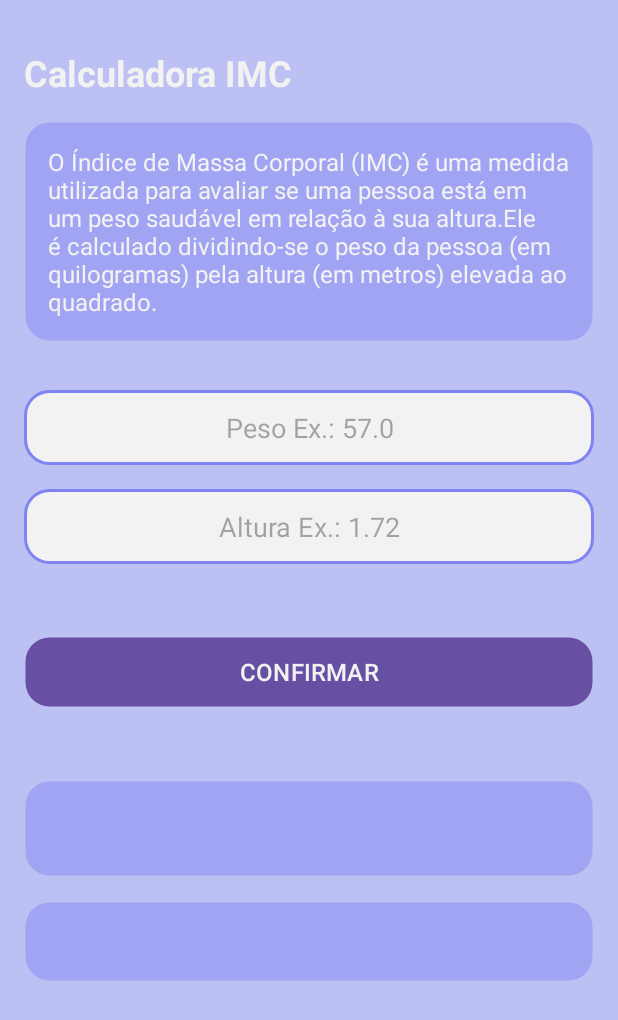
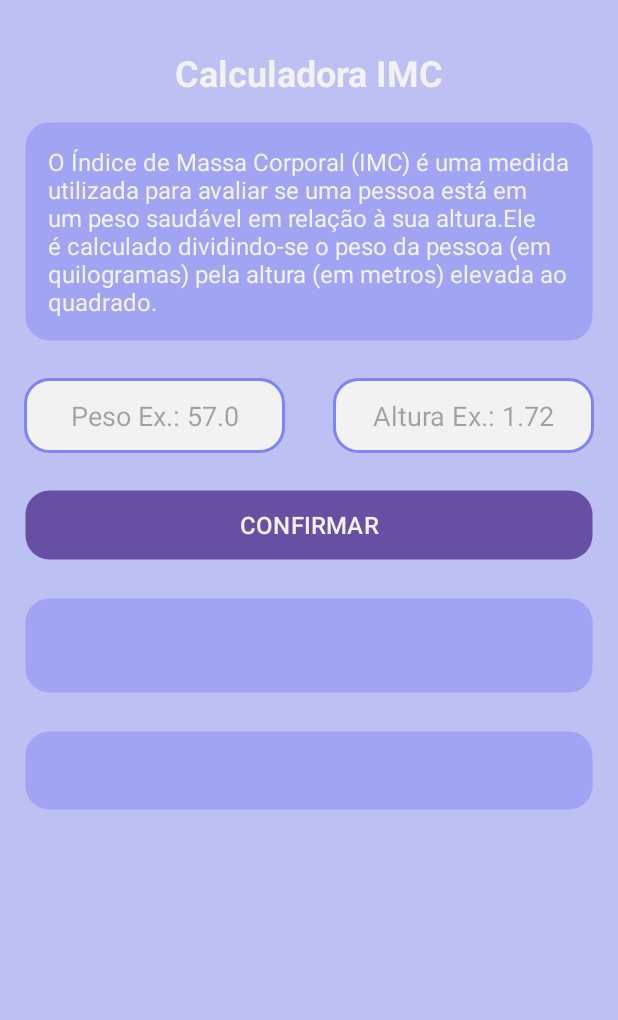
Before and after one commit to Samue1-Martins/calculadoraDeIMC, an Android app: the screen it shows after launch (MainActivity), on a phone screen of 412 x 824 dp. Shown: the top 1020 px of the screen. Run offline under Robolectric (Android 15) with nearby library versions, the phone set to English and light mode, and no system bars.

Commit message:
feat: adding constraint layout

```diff
--- a/app/src/main/java/com/example/calculadoadeimc/MainActivity.kt
+++ b/app/src/main/java/com/example/calculadoadeimc/MainActivity.kt
@@ -22,13 +22,20 @@ class MainActivity : AppCompatActivity() {
             insets
         }
 
+        val confirmarBtn = findViewById<Button>(R.id.Confirmar)
+
+        confirmarBtn.setOnClickListener {
+            calcularImc()
+        }
+    }
+
+    fun calcularImc() {
+
         val pesoEdt = findViewById<EditText>(R.id.Peso)
         val alturaEdt = findViewById<EditText>(R.id.Altura)
-        val confirmarBtn = findViewById<Button>(R.id.Confirmar)
         val resultadoTv = findViewById<TextView>(R.id.Resultado)
         val descricaoResultadoTv = findViewById<TextView>(R.id.DescricaoResultado)
 
-        fun calcularImc() {
         val pesoStr = pesoEdt.text.toString()
         val alturaStr = alturaEdt.text.toString()
 
@@ -63,8 +70,5 @@ class MainActivity : AppCompatActivity() {
             resultadoTv.text = "Ambos os campos de valores precisam estar preenchidos!"
         }
     }
-        confirmarBtn.setOnClickListener {
-            calcularImc()
+
 }
-    }
-}
--- a/app/src/main/res/layout/activity_main.xml
+++ b/app/src/main/res/layout/activity_main.xml
@@ -1,5 +1,5 @@
 <?xml version="1.0" encoding="utf-8"?>
-<LinearLayout xmlns:android="http://schemas.android.com/apk/res/android"
+<androidx.constraintlayout.widget.ConstraintLayout xmlns:android="http://schemas.android.com/apk/res/android"
     xmlns:app="http://schemas.android.com/apk/res-auto"
     xmlns:tools="http://schemas.android.com/tools"
     android:id="@+id/main"
@@ -9,57 +9,66 @@
     tools:context=".MainActivity"
     android:background="@color/roxo">
 
-
     <TextView
+        android:id="@+id/calculadoratitle"
         android:layout_width="match_parent"
         android:layout_height="wrap_content"
         android:layout_marginStart="16dp"
         android:layout_marginEnd="16dp"
-        android:gravity="start"
+        android:gravity="center"
         android:textStyle="bold"
         android:textSize="24sp"
         android:layout_marginTop="32dp"
         android:text="@string/app_name"
         android:textColor="@color/white"
-        />
+        app:layout_constraintTop_toTopOf="parent"
+        app:layout_constraintEnd_toStartOf="parent"
+        app:layout_constraintEnd_toEndOf="parent"
+         />
 
     <TextView
+        android:id="@+id/descricao"
         android:layout_width="match_parent"
         android:layout_height="wrap_content"
+        android:layout_gravity="center"
+        android:layout_marginHorizontal="16dp"
+        android:background="@drawable/shape_customizado"
         android:gravity="center"
-        android:layout_marginHorizontal="16dp"
+        android:layout_marginTop="16dp"
+        android:padding="16dp"
+        android:radius="25dp"
+        android:text="@string/descricao_imc"
+        android:textAlignment="textStart"
+        android:textColor="@color/white"
         android:textSize="16sp"
-        android:layout_marginTop="16dp"
-        android:layout_marginBottom="16dp"
-        android:textAlignment="textStart"
-        android:text="@string/descricao_imc"
-        android:textColor="@color/white"
-        android:background="@drawable/shape_customizado"
-        android:padding="16dp"
-        android:layout_gravity="center"
-        android:radius="25dp"
-        tools:ignore="RtlCompat" />
-
+        app:layout_constraintEnd_toStartOf="@id/calculadoratitle"
+        app:layout_constraintTop_toBottomOf="@id/calculadoratitle"
+        app:layout_constraintStart_toStartOf="parent"
+        tools:ignore="RtlCompat"
+        tools:layout_editor_absoluteY="105dp" />
 
     <EditText
         android:id="@+id/Peso"
-        android:layout_width="match_parent"
+        android:layout_width="0dp"
         android:layout_height="50dp"
         android:hint="@string/peso"
         android:inputType="numberDecimal"
         android:layout_marginHorizontal="16dp"
         android:background="@drawable/edit_text"
-        android:layout_marginTop="16dp"
+        android:layout_marginTop="24dp"
         android:textAlignment="center"
         android:textColor="@color/roxoEscuro"
         android:autofillHints=""
+        app:layout_constraintStart_toStartOf="parent"
+        app:layout_constraintTop_toBottomOf="@id/descricao"
+        app:layout_constraintEnd_toStartOf="@id/Altura"
         />
 
     <EditText
         android:id="@+id/Altura"
-        android:layout_width="match_parent"
+        android:layout_width="0dp"
         android:layout_height="50dp"
-        android:layout_marginTop="16dp"
+        android:layout_marginTop="24dp"
         android:layout_marginBottom="32dp"
         android:hint="@string/altura"
         android:inputType="numberDecimal"
@@ -68,6 +77,9 @@
         android:textAlignment="center"
         android:textColor="@color/roxoEscuro"
         android:autofillHints=""
+        app:layout_constraintEnd_toEndOf="parent"
+        app:layout_constraintStart_toEndOf="@id/Peso"
+        app:layout_constraintTop_toBottomOf="@id/descricao"
         />
 
     <Button
@@ -77,12 +89,14 @@
         android:text="@string/confirmar"
         android:layout_marginStart="16dp"
         android:layout_marginEnd="16dp"
-        android:layout_marginTop="16dp"
+        android:layout_marginTop="24dp"
         android:textAllCaps="true"
         android:textColor="@color/white"
         android:textSize="16sp"
         android:layout_marginBottom="32dp"
         android:background="@drawable/shape_customizado"
+        tools:ignore="MissingConstraints"
+        app:layout_constraintTop_toBottomOf="@id/Altura"
         />
 
     <TextView
@@ -93,7 +107,7 @@
         android:textAllCaps="true"
         android:textStyle="bold"
         android:textSize="24sp"
-        android:layout_marginTop="16dp"
+        android:layout_marginTop="24dp"
         android:textColor="@color/white"
         android:padding="16dp"
         android:background="@drawable/shape_customizado"
@@ -101,7 +115,8 @@
         android:layout_marginEnd="16dp"
         android:layout_gravity="center"
         android:radius="25dp"
-        tools:ignore="RtlCompat"
+        tools:ignore="MissingConstraints,RtlCompat"
+        app:layout_constraintTop_toBottomOf="@id/Confirmar"
         />
 
     <TextView
@@ -112,7 +127,7 @@
         android:textAllCaps="true"
         android:textStyle="bold"
         android:textSize="16sp"
-        android:layout_marginTop="16dp"
+        android:layout_marginTop="24dp"
         android:textColor="@color/white"
         android:padding="16dp"
         android:layout_marginStart="16dp"
@@ -120,8 +135,8 @@
         android:layout_gravity="center"
         android:radius="25dp"
         android:background="@drawable/shape_customizado"
-        tools:ignore="RtlCompat"
-
+        tools:ignore="MissingConstraints,RtlCompat"
+        app:layout_constraintTop_toBottomOf="@id/Resultado"
         />
 
-</LinearLayout>
+</androidx.constraintlayout.widget.ConstraintLayout>
```
Lines whose indentation alone changed are shown as unchanged.
